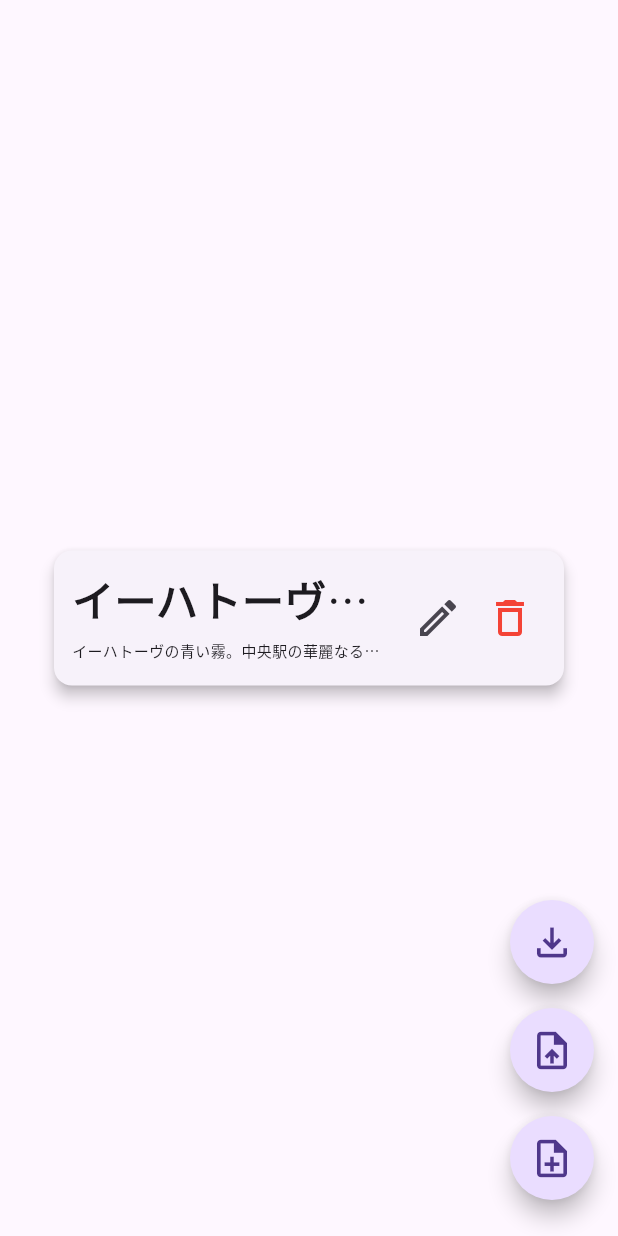
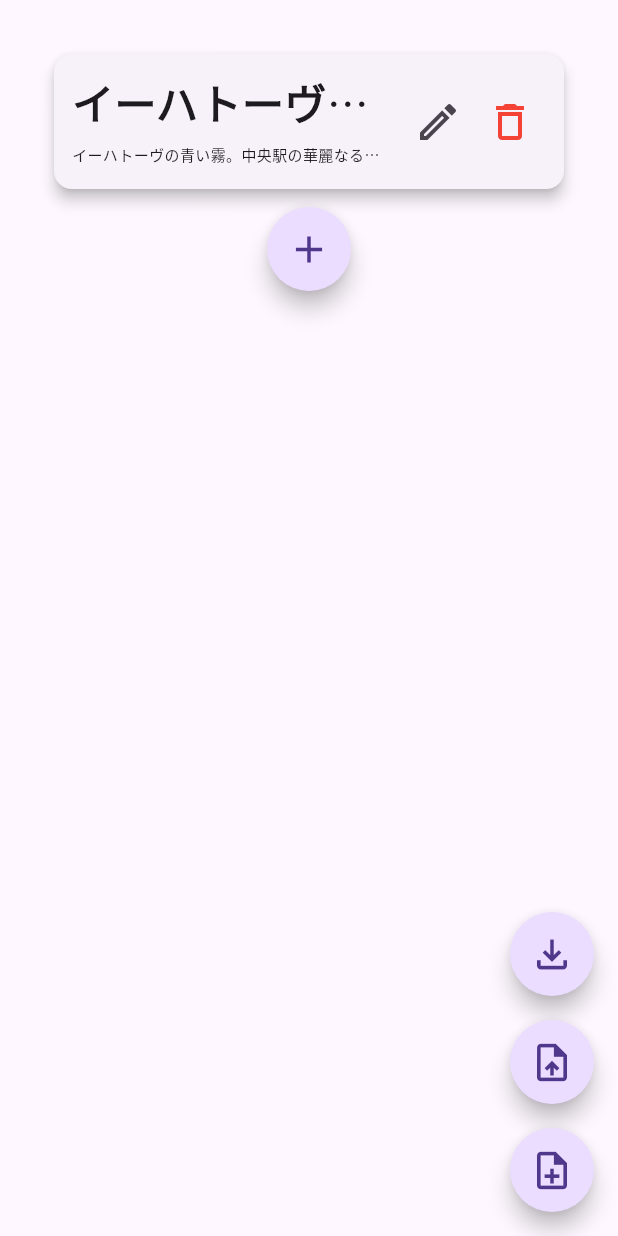
Before and after one commit to kai-tokei/Typist, a Flutter app: the screen it shows after launch, on a phone screen of 412 x 824 dp. Run offline on Flutter 3.47's test engine with Material 3 defaults, Android fonts, the phone set to English and light mode, and no system bars.

Commit message:
add: add message button

```diff
--- a/lib/app.dart
+++ b/lib/app.dart
@@ -29,7 +29,7 @@ class TypistApp extends StatelessWidget {
       darkTheme: ThemeData(
         colorScheme: ColorScheme.dark(
           primary: Colors.grey.shade800, // 主要な色
-          secondary: Colors.grey, // セカンダリ色
+          secondary: Colors.white, // セカンダリ色
           surface: Color(0xFF363636), // 表面色
           error: Colors.red, // エラー色
           onPrimary: Colors.white, // 主要な色の上でのテキスト色
--- a/lib/components/system_floating_button.dart
+++ b/lib/components/system_floating_button.dart
@@ -14,14 +14,11 @@ class SystemFloatingButton extends StatelessWidget {
 
   @override
   Widget build(BuildContext context) {
-    return Container(
-        margin: const EdgeInsets.fromLTRB(0, 8, 0, 8),
-        child: FloatingActionButton(
-          onPressed: onPressed,
-          heroTag: hero,
-          shape:
-              RoundedRectangleBorder(borderRadius: BorderRadius.circular(50)),
-          child: Icon(icons, size: 30),
-        ));
+    return FloatingActionButton(
+      onPressed: onPressed,
+      heroTag: hero,
+      shape: RoundedRectangleBorder(borderRadius: BorderRadius.circular(50)),
+      child: Icon(icons, size: 30),
+    );
   }
 }
--- a/lib/pages/home.dart
+++ b/lib/pages/home.dart
@@ -13,8 +13,7 @@ class _Home extends State<Home> {
   @override
   Widget build(BuildContext context) {
     return Scaffold(
-        body: Center(
-            child: Container(
+        body: Container(
             margin: const EdgeInsets.all(32),
             child: SingleChildScrollView(
               child: Column(
@@ -25,10 +24,13 @@ class _Home extends State<Home> {
                       overview:
                           "イーハトーヴの青い霧。中央駅の華麗なる緑のアーチイーハトーヴの青い霧。中央駅の華麗なる緑のアーチ",
                       edit: () {},
-                          trash: () {})
+                      trash: () {}),
+                  const SizedBox(height: 8),
+                  SystemFloatingButton(
+                      hero: "add", onPressed: () {}, icons: Icons.add_outlined),
                 ],
               ),
-                ))),
+            )),
         floatingActionButton: Column(
           mainAxisSize: MainAxisSize.min,
           children: [
@@ -36,10 +38,12 @@ class _Home extends State<Home> {
                 hero: "download",
                 onPressed: () {},
                 icons: Icons.file_download_outlined),
+            const SizedBox(height: 16),
             SystemFloatingButton(
                 hero: "upload",
                 onPressed: () {},
                 icons: Icons.upload_file_outlined),
+            const SizedBox(height: 16),
             SystemFloatingButton(
                 hero: "new file",
                 onPressed: () {},
```
Lines whose indentation alone changed are shown as unchanged.
